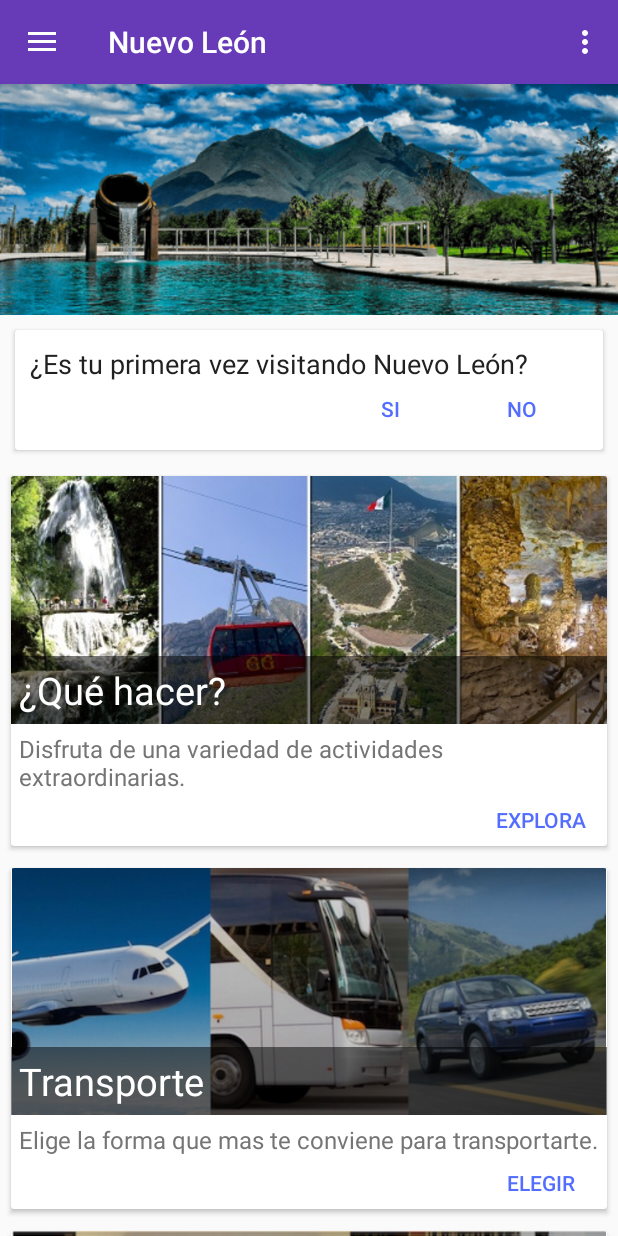
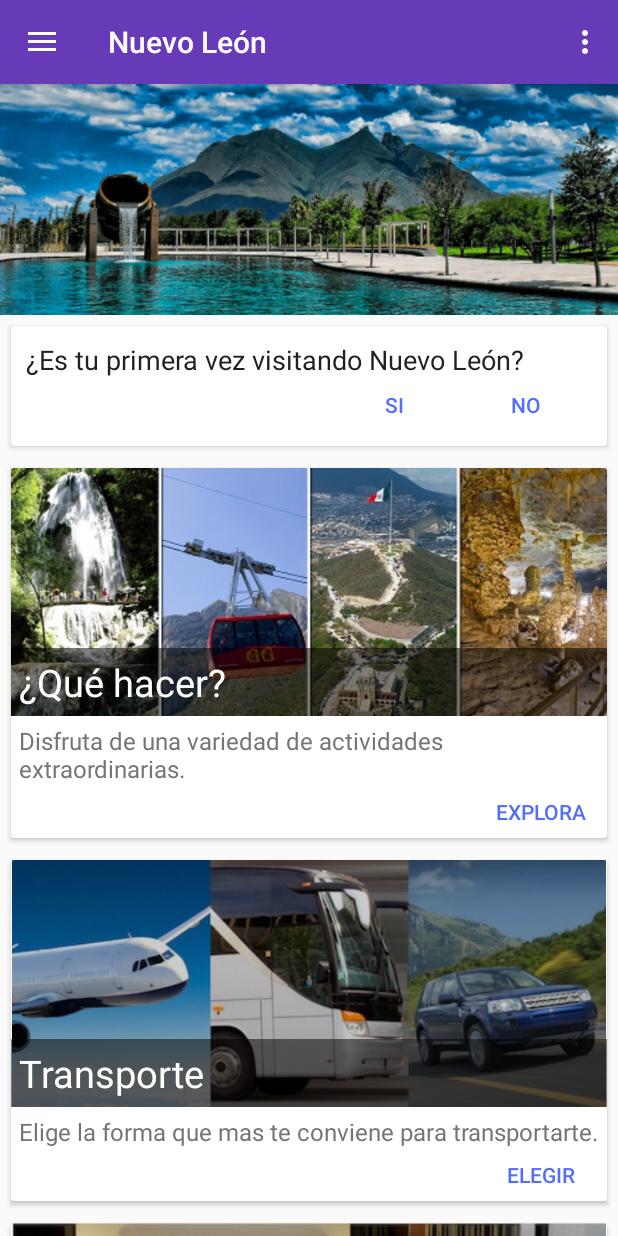
Before and after one commit to divancontreras/NuevoLeonTravel, an Android app: the screen it shows after launch (MainActivity), on a phone screen of 412 x 824 dp. Run offline under Robolectric (Android 15) with nearby library versions, the light colour scheme and no system bars; our stand-ins replace Picasso; 5 statements that could not run were skipped.

Commit message:
Fix survey padding

```diff
--- a/NuevoLeonTravel/app/src/main/res/layout/survey_card.xml
+++ b/NuevoLeonTravel/app/src/main/res/layout/survey_card.xml
@@ -6,7 +6,7 @@
     <android.support.v7.widget.CardView
         android:layout_width="match_parent"
         android:layout_height="wrap_content"
-        android:layout_margin="10dp">
+        android:layout_margin="7dp">
 
         <RelativeLayout
             android:layout_width="match_parent"
```
